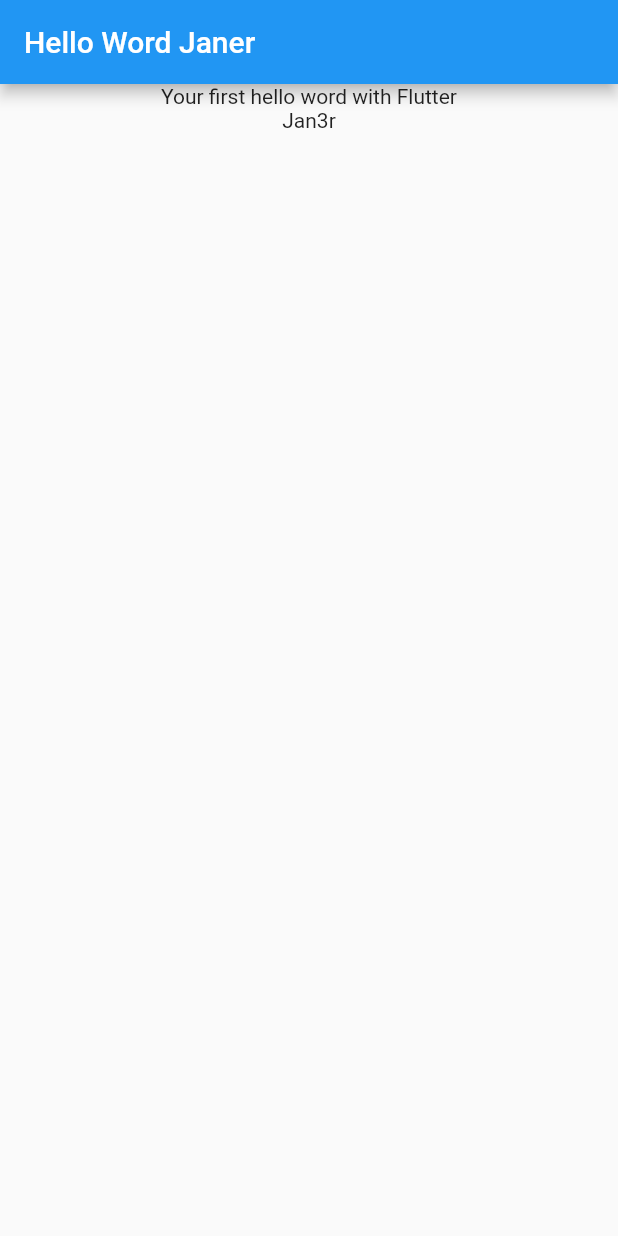
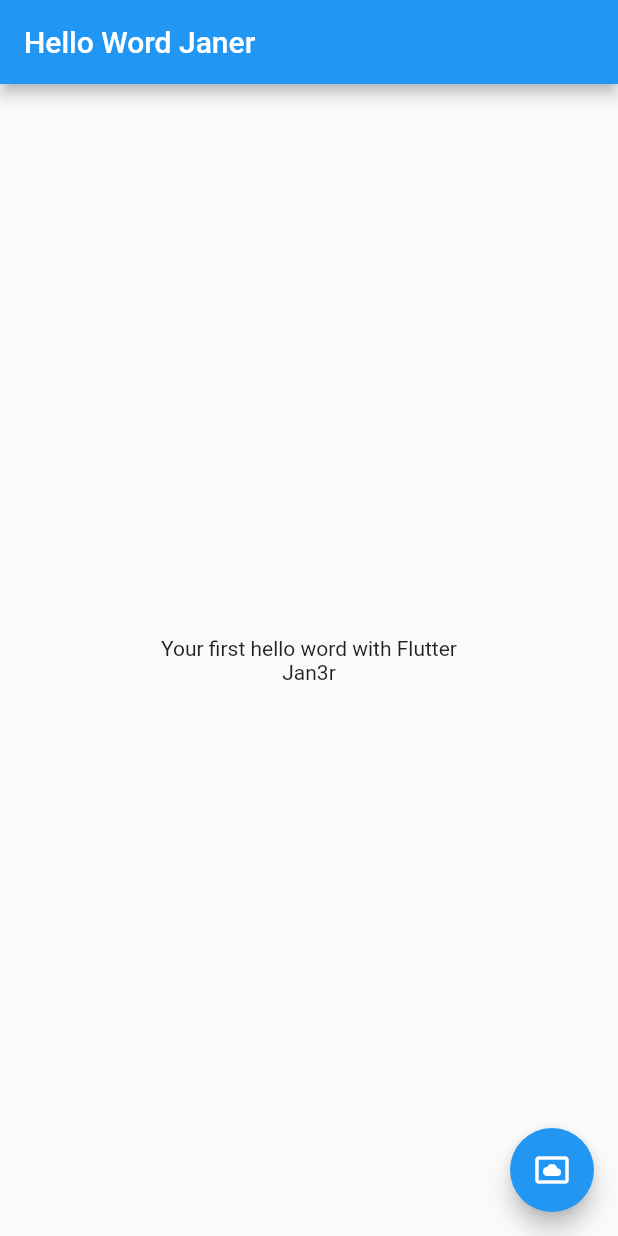
Before and after one commit to janerleonardo/FlutterBasic, a Flutter app: the screen it shows after launch, on a phone screen of 412 x 824 dp. Run offline on Flutter 3.47's test engine with Material 2 defaults, Android fonts, the phone set to English and light mode, and no system bars.

Commit message:
add Button

```diff
--- a/lib/main.dart
+++ b/lib/main.dart
@@ -30,12 +30,17 @@ class MyApp extends StatelessWidget {
         ),
         body: Center(
           child: Column(
+            mainAxisAlignment: MainAxisAlignment.center,
             children: <Widget>[
               const Text("Your first hello word with Flutter"),
               const Text("Jan3r"),
             ],
           ),
         ) ,
+        floatingActionButton: FloatingActionButton(onPressed: () => 1+1 ,
+          tooltip: "Button",
+          child: Icon(Icons.settings_system_daydream),
+        ),
 
       )//const MyHomePage(title: 'Flutter Demo Home Page'),
     );
```
